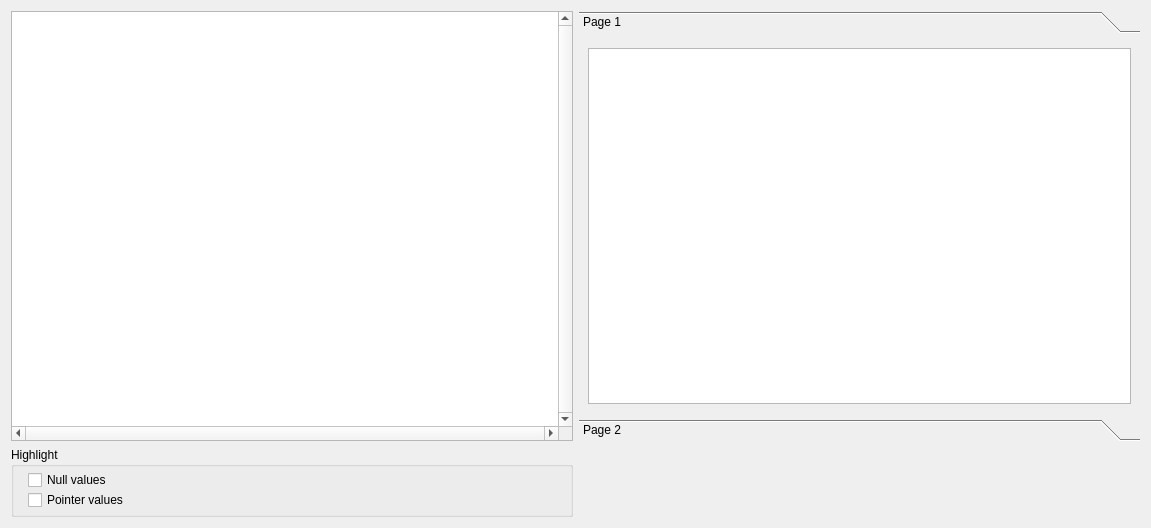
Old version of the form haystack/gui/memmaptab.ui in the repository trolldbois/python-haystack.
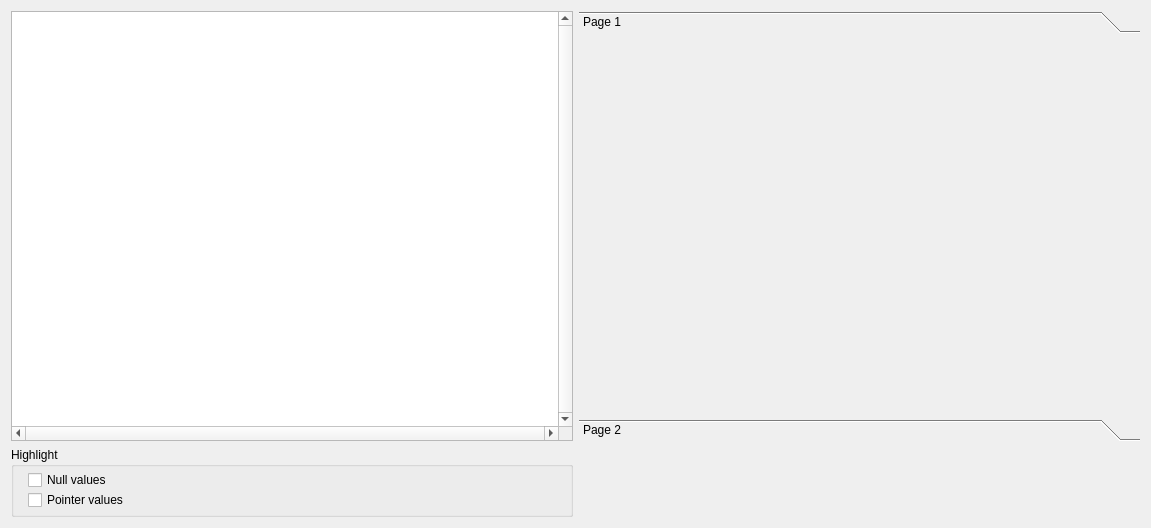
New version of the form.

```diff
--- a/haystack/gui/memmaptab.ui
+++ b/haystack/gui/memmaptab.ui
@@ -107,11 +107,7 @@
       <attribute name="label">
        <string>Page 1</string>
       </attribute>
-      <layout class="QGridLayout" name="gridLayout_3">
-       <item row="0" column="0">
-        <widget class="QTableView" name="info_tableview"/>
-       </item>
-      </layout>
+      <layout class="QGridLayout" name="gridLayout_3"/>
      </widget>
      <widget class="QWidget" name="page_2">
       <property name="geometry">
```
Left out of the diff: 19 changed lines with no effect on the pictures.
